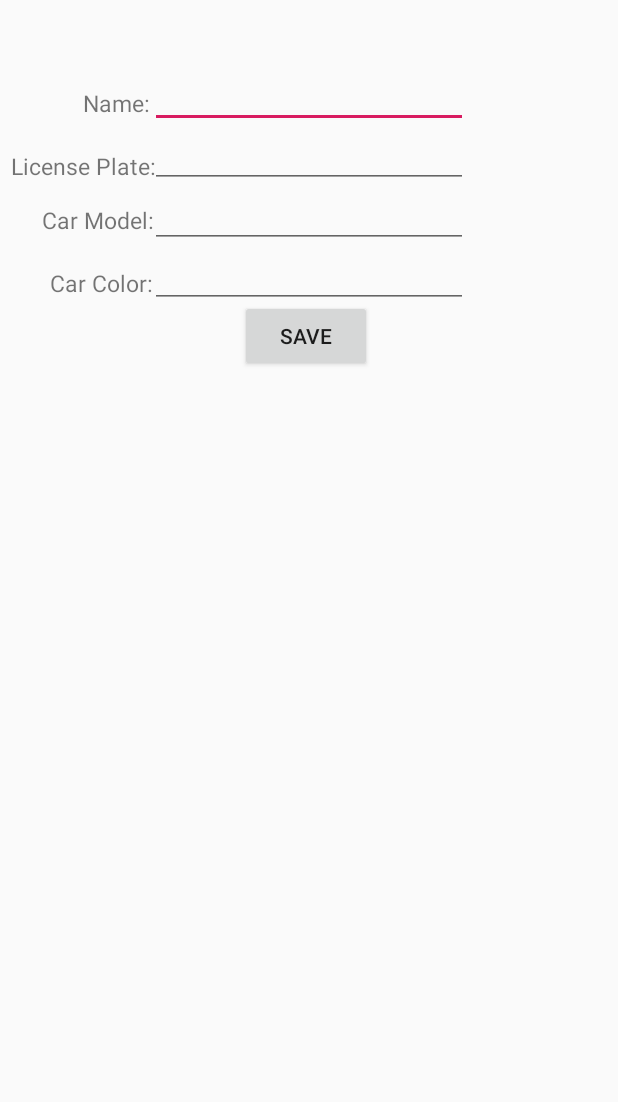
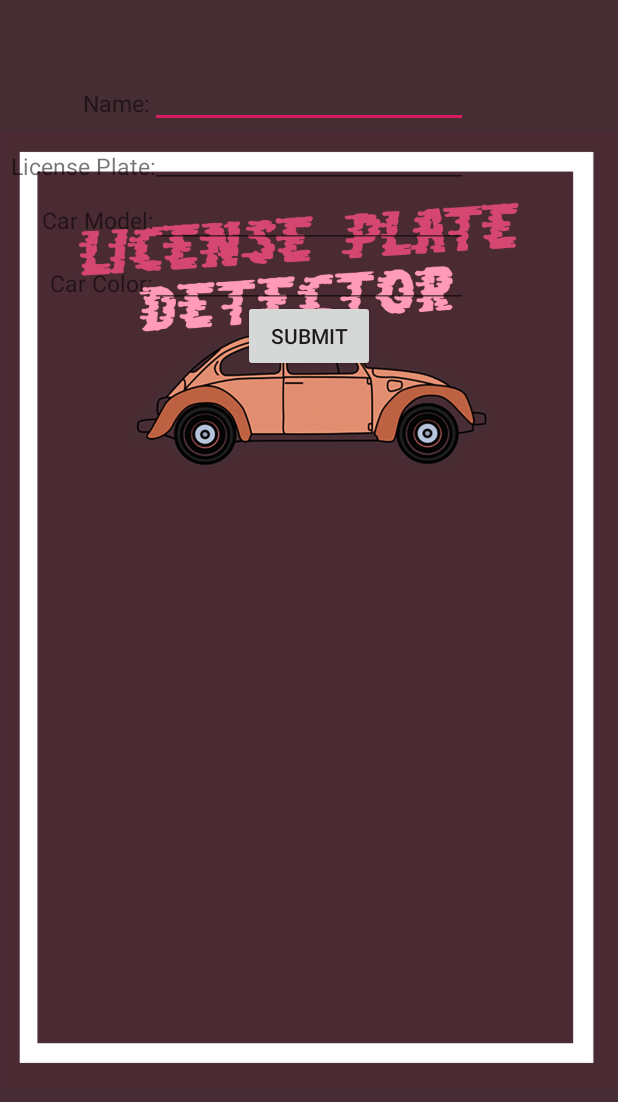
Before and after one commit to emilylakic/CS426-licenseplatesensor, an Android app: the screen it shows after launch (insertcardata), on a phone screen of 412 x 824 dp. Shown: the top 1102 px of the screen. Run offline under Robolectric (Android 15) with nearby library versions, the phone set to English and light mode, and no system bars; our stand-ins replace Firebase (no records; nobody signed in at launch, a user with empty details on screens opened directly).

Commit message:
Added background and logo to app

```diff
--- a/app/src/main/res/layout/activity_insertcardata.xml
+++ b/app/src/main/res/layout/activity_insertcardata.xml
@@ -4,7 +4,15 @@
     xmlns:tools="http://schemas.android.com/tools"
     android:layout_width="match_parent"
     android:layout_height="match_parent"
+    android:background="#462c33"
     tools:context=".insertcardata">
+
+    <ImageView
+        android:id="@+id/imageView"
+        android:layout_marginTop="-10dp"
+        android:layout_width="wrap_content"
+        android:layout_height="wrap_content"
+        app:srcCompat="@drawable/newbg" />
 
     <TextView
         android:id="@+id/nameBlockText"
@@ -86,37 +94,12 @@
         android:ems="10"
         android:inputType="textPersonName" />
 
-
-    <!--<EditText
-        android:id="@+id/txtPhone"
-        android:layout_width="wrap_content"
-        android:layout_height="wrap_content"
-        android:layout_marginTop="160dp"
-        android:layout_marginRight="100dp"
-        android:layout_marginLeft="100dp"
-        android:ems="10"
-        android:inputType="number"
-        android:text="Phone" />
-
-
-    <EditText
-        android:id="@+id/txtHeight"
-        android:layout_width="wrap_content"
-        android:layout_height="wrap_content"
-        android:layout_marginTop="160dp"
-        android:layout_marginRight="100dp"
-        android:layout_marginLeft="100dp"
-        android:ems="10"
-        android:inputType="number"
-        android:text="Height" />-->
-
-
     <Button
         android:id="@+id/btnSave"
         android:layout_width="wrap_content"
         android:layout_height="wrap_content"
         android:layout_marginTop="200dp"
-        android:layout_marginRight="160dp"
-        android:layout_marginLeft="160dp"
-        android:text="Save" />
+        android:layout_centerHorizontal="true"
+        android:text="Submit" />
+
 </RelativeLayout>
--- a/app/src/main/res/values/colors.xml
+++ b/app/src/main/res/values/colors.xml
@@ -1,7 +1,7 @@
 <?xml version="1.0" encoding="utf-8"?>
 <resources>
     <color name="colorPrimary">#008577</color>
-    <color name="colorPrimaryDark">#FFFFFF</color>
+    <color name="colorPrimaryDark">#462c33</color>
     <color name="colorAccent">#D81B60</color>
     <color name="white">#FFFFFF</color>
     <color name="black">#000000</color>
```
Also changed, not shown: app/src/main/res/drawable/appbackground.png (added), app/src/main/res/drawable/newbg.png (added).
